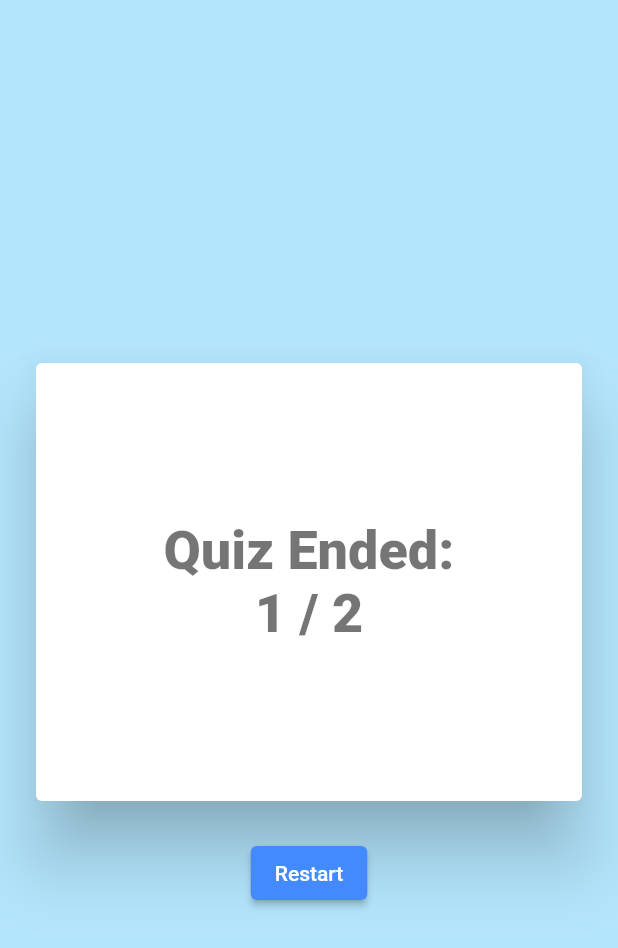
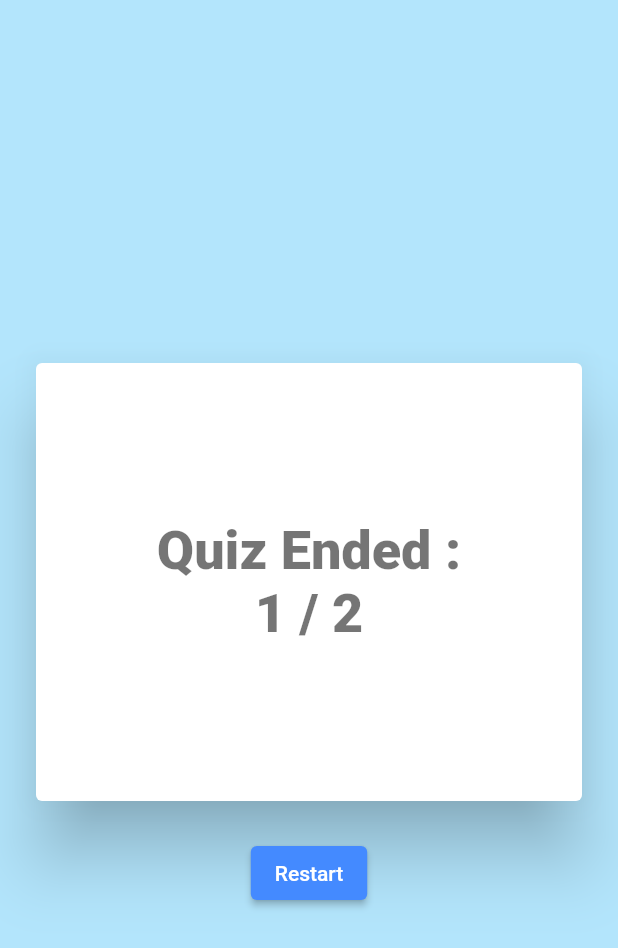
Before and after one commit to ashiqaliaslam/first-flutter-app-countries, a Flutter app: the screen it shows after launch, after a tap on "Correct", after a tap on "Wrong", after a tap on "Show Result", on a phone screen of 412 x 824 dp. Shown: the top 948 px of the screen. Run offline on Flutter 3.47's test engine with Material 2 defaults, Android fonts, the phone set to English and light mode, and no system bars; our stand-ins replace rflutter_alert.

Commit message:
last commit almost

```diff
--- /dev/null
+++ b/my_flutter_app/lib/constants/app_strings.dart
@@ -0,0 +1,20 @@
+class AppStrings {
+  static const aboutScreenTitle = 'About Screen';
+  static const aboutScreenText = 'This is about screen';
+  static const goBack = 'Go Back';
+  static const appTitle = 'Guess the Capital City!';
+  static const reset = 'Reset';
+  static const aboutUs = 'About Us';
+  static const capital = 'Capital';
+  static const country = 'Country';
+  static const city = 'City';
+  static const correct = 'Correct';
+  static const wrong = 'Wrong';
+  static const showResult = 'Show Result';
+  static const quizEnded = 'Quiz Ended :';
+  static const restart = 'Restart';
+  static const score = 'Score';
+  static const scoreSeparator = '/';
+  static const alertTitle = 'ALERT';
+  static const endOfQuiz = 'You already have reached to the end of the list.';
+}
--- a/my_flutter_app/lib/about_screen.dart
+++ b/my_flutter_app/lib/screens/about_screen.dart
@@ -1,6 +1,7 @@
 import 'package:flutter/material.dart';
-import 'package:my_flutter_app/custom_button.dart';
-import 'package:my_flutter_app/custom_card.dart';
+import 'package:my_flutter_app/constants/app_strings.dart';
+import 'package:my_flutter_app/widgets/custom_button.dart';
+import 'package:my_flutter_app/widgets/custom_card.dart';
 
 // ignore: use_key_in_widget_constructors
 class AboutScreen extends StatelessWidget {
@@ -10,7 +11,7 @@ class AboutScreen extends StatelessWidget {
   Widget build(BuildContext context) {
     return Scaffold(
       appBar: AppBar(
-        title: const Text('About Screen'),
+        title: const Text(AppStrings.aboutScreenTitle),
         centerTitle: true,
       ),
       body: Column(
@@ -18,7 +19,7 @@ class AboutScreen extends StatelessWidget {
         children: [
           const CustomCard(
             bodyWidget: Text(
-              'This is about screen',
+              AppStrings.aboutScreenText,
               style: TextStyle(
                 fontSize: 24,
               ),
@@ -26,7 +27,7 @@ class AboutScreen extends StatelessWidget {
             height: 300,
           ),
           CustomButton(
-            title: 'Go Back',
+            title: AppStrings.goBack,
             onPress: () => Navigator.pop(context),
           ),
         ],
--- a/my_flutter_app/lib/my_country_screen.dart
+++ b/my_flutter_app/lib/screens/my_country_screen.dart
@@ -1,12 +1,13 @@
 // ignore: use_key_in_widget_constructors
 import 'package:flutter/material.dart';
-import 'package:my_flutter_app/countries.dart';
-import 'package:my_flutter_app/custom_button.dart';
-import 'package:my_flutter_app/custom_card.dart';
-import 'package:my_flutter_app/quiz.dart';
-import 'package:my_flutter_app/reset_quiz_value.dart';
-import 'package:my_flutter_app/score_card.dart';
-import 'package:my_flutter_app/utils.dart';
+import 'package:my_flutter_app/constants/app_strings.dart';
+import 'package:my_flutter_app/data/countries.dart';
+import 'package:my_flutter_app/widgets/custom_button.dart';
+import 'package:my_flutter_app/widgets/custom_card.dart';
+import 'package:my_flutter_app/model/quiz.dart';
+import 'package:my_flutter_app/model/reset_quiz_value.dart';
+import 'package:my_flutter_app/widgets/score_card.dart';
+import 'package:my_flutter_app/utils/utils.dart';
 
 // ignore: use_key_in_widget_constructors
 class MyCountryApp extends StatefulWidget {
@@ -34,12 +35,12 @@ class _MyCountryAppState extends State<MyCountryApp> {
       appBar: AppBar(
         centerTitle: true,
         // ignore: prefer_const_constructors
-        title: Text('Guess the Capital City!'),
+        title: Text(AppStrings.appTitle),
       ),
       floatingActionButton: FloatingActionButton(
         onPressed: resetQuiz,
         // ignore: prefer_const_constructors
-        child: Text('Reset'),
+        child: Text(AppStrings.reset),
       ),
       floatingActionButtonLocation: FloatingActionButtonLocation.centerFloat,
       body: Column(
@@ -56,7 +57,7 @@ class _MyCountryAppState extends State<MyCountryApp> {
                 mainAxisAlignment: MainAxisAlignment.end,
                 children: const [
                   Text(
-                    'About Us',
+                    AppStrings.aboutUs,
                     style: TextStyle(
                       fontSize: 16,
                       color: Colors.red,
@@ -74,13 +75,15 @@ class _MyCountryAppState extends State<MyCountryApp> {
             height: 200,
             shadowColor: Colors.grey,
             headingWidget: Text(
-              showAnswer ? 'Capital' : 'Country',
+              showAnswer ? AppStrings.capital : AppStrings.country,
               style: theme.textTheme.headline1,
             ),
             bodyWidget: Text(
               showAnswer
-                  ? countries[quizScoreCard.totalAttempted]['city']!
-                  : countries[quizScoreCard.totalAttempted]['country']!,
+                  ? countries[quizScoreCard.totalAttempted]
+                      [AppStrings.city.toLowerCase()]!
+                  : countries[quizScoreCard.totalAttempted]
+                      [AppStrings.country.toLowerCase()]!,
               style: theme.textTheme.subtitle1,
             ),
             onPress: handleShowAnswer,
@@ -90,18 +93,18 @@ class _MyCountryAppState extends State<MyCountryApp> {
             children: [
               CustomButton(
                 onPress: markAnswerCorrect,
-                title: 'Correct',
+                title: AppStrings.correct,
                 backgroundColor: Colors.green,
               ),
               CustomButton(
-                title: 'Wrong',
+                title: AppStrings.wrong,
                 onPress: markAnswerWrong,
                 backgroundColor: Colors.red,
               ),
             ],
           ),
           CustomButton(
-              title: 'Show Result',
+              title: AppStrings.showResult,
               onPress: () {
                 Navigator.pushNamed(
                   context,
@@ -110,7 +113,7 @@ class _MyCountryAppState extends State<MyCountryApp> {
                 ).then((value) {
                   final statusValue = value as ResetQuizValue;
 
-                  if (statusValue.status == 'reset') {
+                  if (statusValue.status == AppStrings.reset) {
                     resetQuiz();
                   }
                 });
--- a/my_flutter_app/lib/result_screen.dart
+++ b/my_flutter_app/lib/screens/result_screen.dart
@@ -1,7 +1,8 @@
 import 'package:flutter/material.dart';
-import 'package:my_flutter_app/custom_button.dart';
-import 'package:my_flutter_app/custom_card.dart';
-import 'package:my_flutter_app/reset_quiz_value.dart';
+import 'package:my_flutter_app/constants/app_strings.dart';
+import 'package:my_flutter_app/widgets/custom_button.dart';
+import 'package:my_flutter_app/widgets/custom_card.dart';
+import 'package:my_flutter_app/model/reset_quiz_value.dart';
 
 class ResultScreen extends StatelessWidget {
   static const routeName = '/result';
@@ -23,7 +24,7 @@ class ResultScreen extends StatelessWidget {
             CustomCard(
               height: 300,
               headingWidget: Text(
-                'Quiz Ended:',
+                AppStrings.quizEnded,
                 style: theme.textTheme.headline1,
               ),
               bodyWidget: Text(
@@ -35,10 +36,10 @@ class ResultScreen extends StatelessWidget {
               mainAxisAlignment: MainAxisAlignment.center,
               children: [
                 CustomButton(
-                  title: 'Restart',
+                  title: AppStrings.restart,
                   onPress: () => Navigator.pop(
                     context,
-                    ResetQuizValue(status: 'reset'),
+                    ResetQuizValue(status: AppStrings.reset),
                   ),
                 ),
               ],
--- a/my_flutter_app/lib/utils.dart
+++ b/my_flutter_app/lib/utils/utils.dart
@@ -1,10 +1,11 @@
 import 'package:flutter/material.dart';
+import 'package:my_flutter_app/constants/app_strings.dart';
 import 'package:rflutter_alert/rflutter_alert.dart';
 
 void showEOLAlert(BuildContext context) {
   Alert(
     context: context,
-    title: 'ALERT',
-    desc: 'You already have reached to the end of list.',
+    title: AppStrings.alertTitle,
+    desc: AppStrings.endOfQuiz,
   ).show();
 }
--- a/my_flutter_app/lib/score_card.dart
+++ b/my_flutter_app/lib/widgets/score_card.dart
@@ -1,5 +1,6 @@
 import 'package:flutter/material.dart';
-import 'package:my_flutter_app/custom_card.dart';
+import 'package:my_flutter_app/constants/app_strings.dart';
+import 'package:my_flutter_app/widgets/custom_card.dart';
 
 // ignore: must_be_immutable
 class ScoreCard extends StatelessWidget {
@@ -20,11 +21,11 @@ class ScoreCard extends StatelessWidget {
       elevation: 5,
       backgroundColor: theme.scaffoldBackgroundColor,
       headingWidget: Text(
-        'Score',
+        AppStrings.score,
         style: theme.textTheme.headline1,
       ),
       bodyWidget: Text(
-        '$score / $totalAttempted',
+        '$score ${AppStrings.scoreSeparator} $totalAttempted',
         style: theme.textTheme.headline1,
       ),
     );
```
Also changed, not shown: my_flutter_app/lib/main.dart (+2 -5 lines), my_flutter_app/lib/routes.dart (+4 -4 lines), my_flutter_app/lib/data/countries.dart (renamed from my_flutter_app/lib/countries.dart), my_flutter_app/lib/model/quiz.dart (renamed from my_flutter_app/lib/quiz.dart), my_flutter_app/lib/model/reset_quiz_value.dart (renamed from my_flutter_app/lib/reset_quiz_value.dart), my_flutter_app/lib/utils/theme.dart (renamed from my_flutter_app/lib/theme.dart), my_flutter_app/lib/widgets/custom_button.dart (renamed from my_flutter_app/lib/custom_button.dart), my_flutter_app/lib/widgets/custom_card.dart (renamed from my_flutter_app/lib/custom_card.dart).
